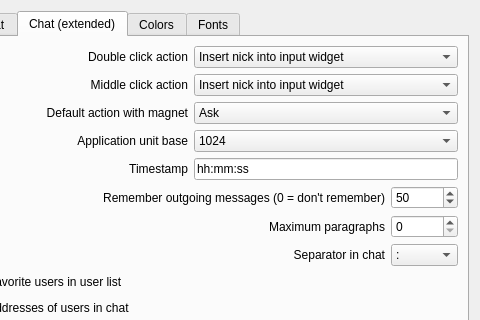
First picture: the form in eiskaltdcpp-qt/ui/UISettingsGUI.ui, repository eiskaltdcpp/eiskaltdcpp, before the edit; both pictures show x 99 to 579 and y 0 to 320 of the 579 by 483 pixel window.
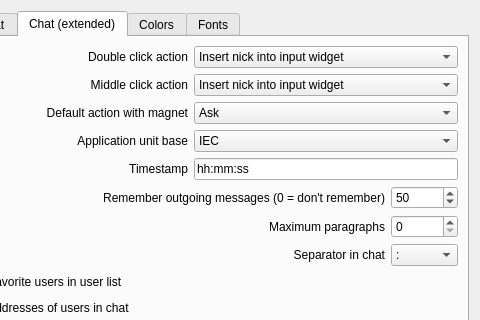
Second picture: the form after the edit. The open tabs and pages were chosen to show the change. Custom widgets are drawn as their Qt base class.

```diff
--- a/eiskaltdcpp-qt/ui/UISettingsGUI.ui
+++ b/eiskaltdcpp-qt/ui/UISettingsGUI.ui
@@ -471,7 +471,7 @@
           <widget class="QComboBox" name="comboBox_APP_UNIT_BASE">
            <item>
             <property name="text">
-             <string>1024</string>
+             <string>IEC</string>
             </property>
            </item>
            <item>
```
Left out of the diff: 27 changed lines with no effect on the pictures.
